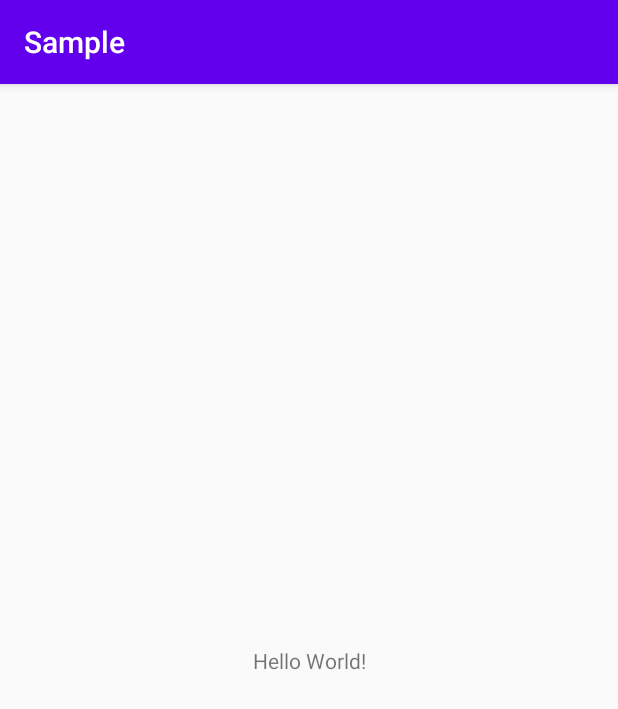
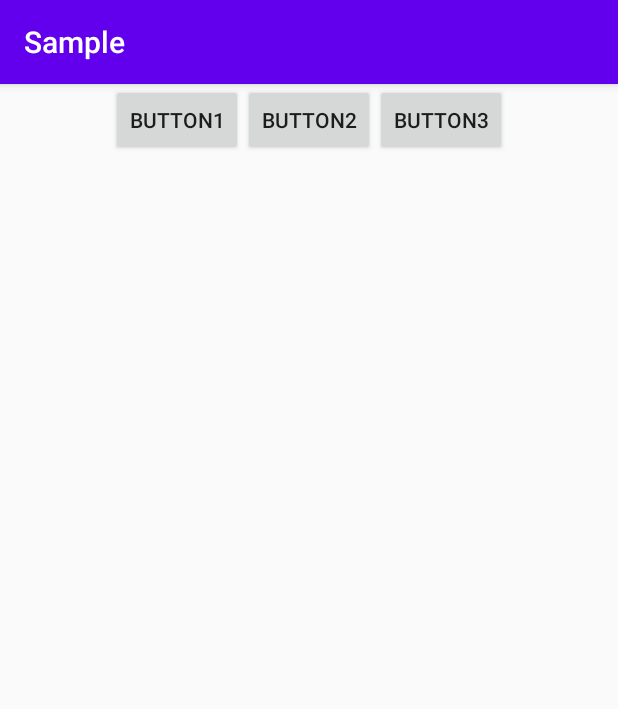
Before and after one commit to devrath/DroidAndroidJetpack, an Android app: the screen it shows after launch (MainActivity), on a phone screen of 412 x 824 dp. Shown: the top 709 px of the screen. Run offline under Robolectric (Android 15) with nearby library versions, the phone set to English and light mode, and no system bars.

Commit message:
added main layout

```diff
--- a/Demo/app/build.gradle
+++ b/Demo/app/build.gradle
@@ -23,6 +23,10 @@ android {
         }
     }
 
+    viewBinding {
+        enabled = true
+    }
+
 }
 
 dependencies {
--- a/Demo/app/src/main/java/com/demo/sample/MainActivity.kt
+++ b/Demo/app/src/main/java/com/demo/sample/MainActivity.kt
@@ -2,11 +2,21 @@ package com.demo.sample
 
 import androidx.appcompat.app.AppCompatActivity
 import android.os.Bundle
+import android.view.LayoutInflater
+import android.widget.Toast
+import com.demo.sample.databinding.ActivityMainBinding
 
 class MainActivity : AppCompatActivity() {
 
+    //Binding reference
+    private lateinit var binding : ActivityMainBinding
+
     override fun onCreate(savedInstanceState: Bundle?) {
         super.onCreate(savedInstanceState)
-        setContentView(R.layout.activity_main)
+        binding = ActivityMainBinding.inflate(layoutInflater)
+        setContentView(binding.root)
+        binding.textId.setOnClickListener {
+            Toast.makeText(this,"Hello",Toast.LENGTH_LONG).show()
+        }
     }
 }
--- a/Demo/app/src/main/res/layout/activity_main.xml
+++ b/Demo/app/src/main/res/layout/activity_main.xml
@@ -6,13 +6,37 @@
     android:layout_height="match_parent"
     tools:context=".MainActivity">
 
-    <TextView
+    <Button
+        android:id="@+id/button"
         android:layout_width="wrap_content"
         android:layout_height="wrap_content"
-        android:text="Hello World!"
-        app:layout_constraintBottom_toBottomOf="parent"
-        app:layout_constraintLeft_toLeftOf="parent"
-        app:layout_constraintRight_toRightOf="parent"
-        app:layout_constraintTop_toTopOf="parent" />
+        android:text="Button1"
+        android:visibility="visible"
+        app:layout_constraintEnd_toStartOf="@+id/textId"
+        app:layout_constraintHorizontal_bias="0.5"
+        app:layout_constraintHorizontal_chainStyle="packed"
+        app:layout_constraintStart_toStartOf="parent"
+        tools:layout_editor_absoluteY="183dp" />
+
+    <Button
+        android:id="@+id/textId"
+        android:layout_width="wrap_content"
+        android:layout_height="wrap_content"
+        android:text="Button2"
+        app:layout_constraintEnd_toStartOf="@+id/button2"
+        app:layout_constraintHorizontal_bias="0.5"
+        app:layout_constraintStart_toEndOf="@+id/button"
+        app:layout_goneMarginLeft="32dp"
+        tools:layout_editor_absoluteY="183dp" />
+
+    <Button
+        android:id="@+id/button2"
+        android:layout_width="wrap_content"
+        android:layout_height="wrap_content"
+        android:text="Button3"
+        app:layout_constraintEnd_toEndOf="parent"
+        app:layout_constraintHorizontal_bias="0.5"
+        app:layout_constraintStart_toEndOf="@+id/textId"
+        tools:layout_editor_absoluteY="183dp" />
 
 </androidx.constraintlayout.widget.ConstraintLayout>
--- a/Demo/app/src/main/res/values/strings.xml
+++ b/Demo/app/src/main/res/values/strings.xml
@@ -1,3 +1,6 @@
 <resources>
     <string name="app_name">Sample</string>
+    <string name="str_view_transactions">View Transactions</string>
+    <string name="str_send_money">Send Money</string>
+    <string name="str_view_balance">View Balance</string>
 </resources>
```
Also changed, not shown: Demo/app/src/main/res/layout/frag_main.xml (added, +55 -0 lines).
